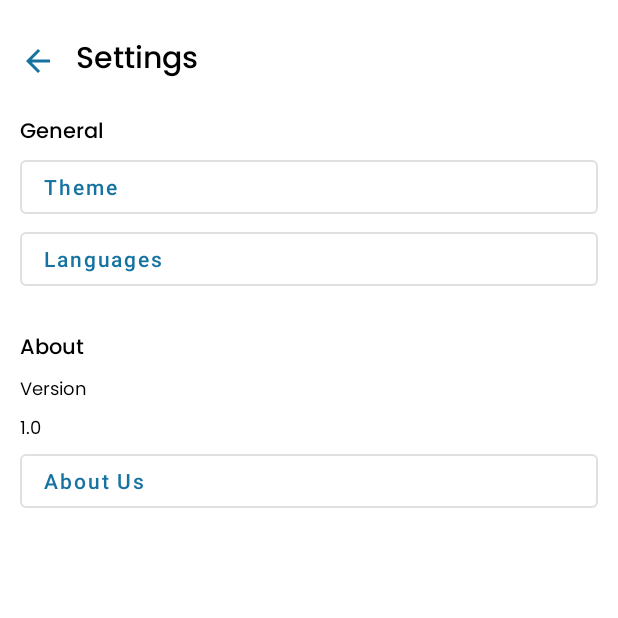
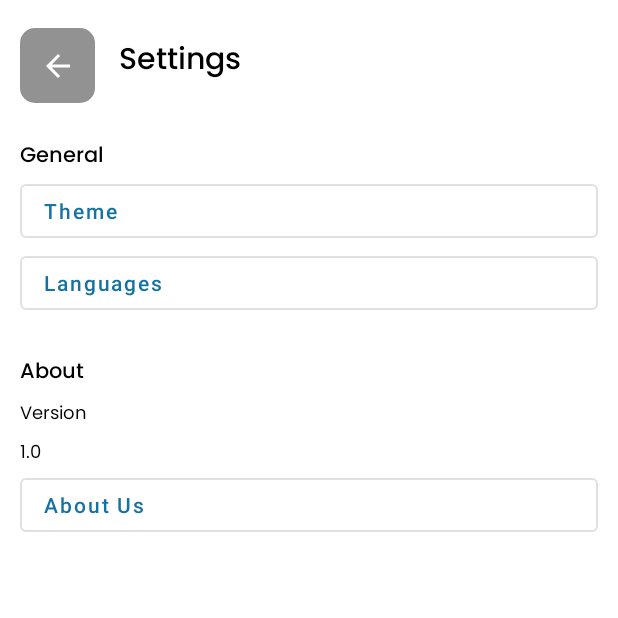
Before and after one commit to gonexwind/next-hotel-with-room, an Android app: the SettingFragment screen opened through its navigation route, on a phone screen of 412 x 824 dp, the top half of it. Run offline under Robolectric (Android 15) with nearby library versions, the phone set to English and light mode, and no system bars; our stand-ins replace navigation-ui; pictures from the network do not load.

Commit message:
update setting topbar

```diff
--- a/app/src/main/res/layout/fragment_setting.xml
+++ b/app/src/main/res/layout/fragment_setting.xml
@@ -9,24 +9,24 @@
 
     <ImageButton
         android:id="@+id/backButton"
-        android:layout_width="wrap_content"
-        android:layout_height="wrap_content"
+        android:layout_width="50dp"
+        android:layout_height="50dp"
         android:layout_marginTop="5dp"
-        android:background="@android:color/transparent"
+        android:background="@drawable/bg_black_rounded"
         android:contentDescription="@string/image_desc"
         android:src="@drawable/ic_arrow_back"
         app:layout_constraintStart_toStartOf="parent"
-        app:layout_constraintTop_toTopOf="@id/header"
-        app:tint="?attr/colorPrimary" />
+        app:layout_constraintTop_toTopOf="parent" />
+
 
     <TextView
         android:id="@+id/header"
         style="@style/TextView.Header"
         android:layout_width="wrap_content"
         android:layout_height="wrap_content"
-        android:layout_marginStart="13dp"
-        android:layout_marginTop="10dp"
+        android:layout_marginStart="16dp"
         android:text="@string/settings"
+        app:layout_constraintBottom_toBottomOf="@id/backButton"
         app:layout_constraintStart_toEndOf="@id/backButton"
         app:layout_constraintTop_toTopOf="parent" />
 
```
